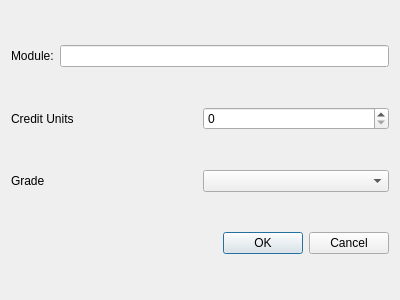
Qt form dialog.ui (Geraldcdx/IVLEDownloader) before a commit.
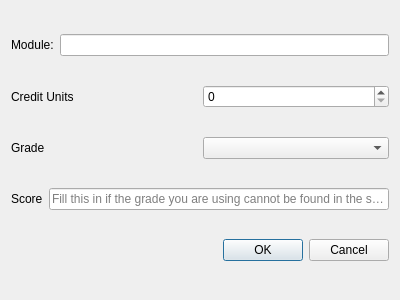
The same form after that commit.

Diff of the .ui file:
```diff
--- a/dialog.ui
+++ b/dialog.ui
@@ -13,7 +13,7 @@
   <property name="windowTitle">
    <string>Dialog</string>
   </property>
-  <layout class="QHBoxLayout" name="horizontalLayout_5">
+  <layout class="QHBoxLayout" name="horizontalLayout_6">
    <item>
     <layout class="QVBoxLayout" name="verticalLayout">
      <item>
@@ -40,7 +40,11 @@
         </widget>
        </item>
        <item>
-        <widget class="QSpinBox" name="spinBox"/>
+        <widget class="QSpinBox" name="spinBox">
+         <property name="maximum">
+          <number>160</number>
+         </property>
+        </widget>
        </item>
       </layout>
      </item>
@@ -58,6 +62,24 @@
        </item>
       </layout>
      </item>
+     <item>
+      <layout class="QHBoxLayout" name="horizontalLayout_5">
+       <item>
+        <widget class="QLabel" name="label_4">
+         <property name="text">
+          <string>Score</string>
+         </property>
+        </widget>
+       </item>
+       <item>
+        <widget class="QLineEdit" name="lineEdit_2">
+         <property name="placeholderText">
+          <string>Fill this in if the grade you are using cannot be found in the score!</string>
+         </property>
+        </widget>
+       </item>
+      </layout>
+     </item>
      <item>
       <layout class="QHBoxLayout" name="horizontalLayout">
        <item>
```
